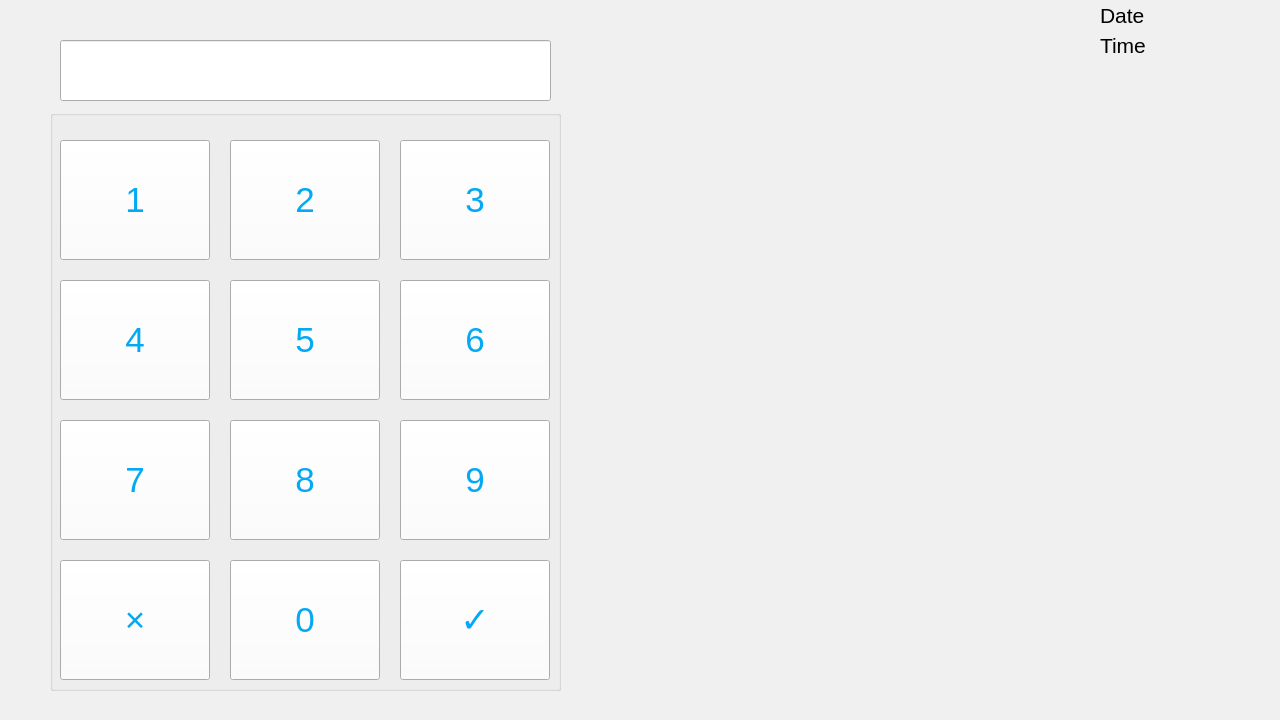
This is src/mainwindow.ui in pureartisan/mqtt-alarm-panel-ui as Qt 5 draws it before an edit. The edited form follows.
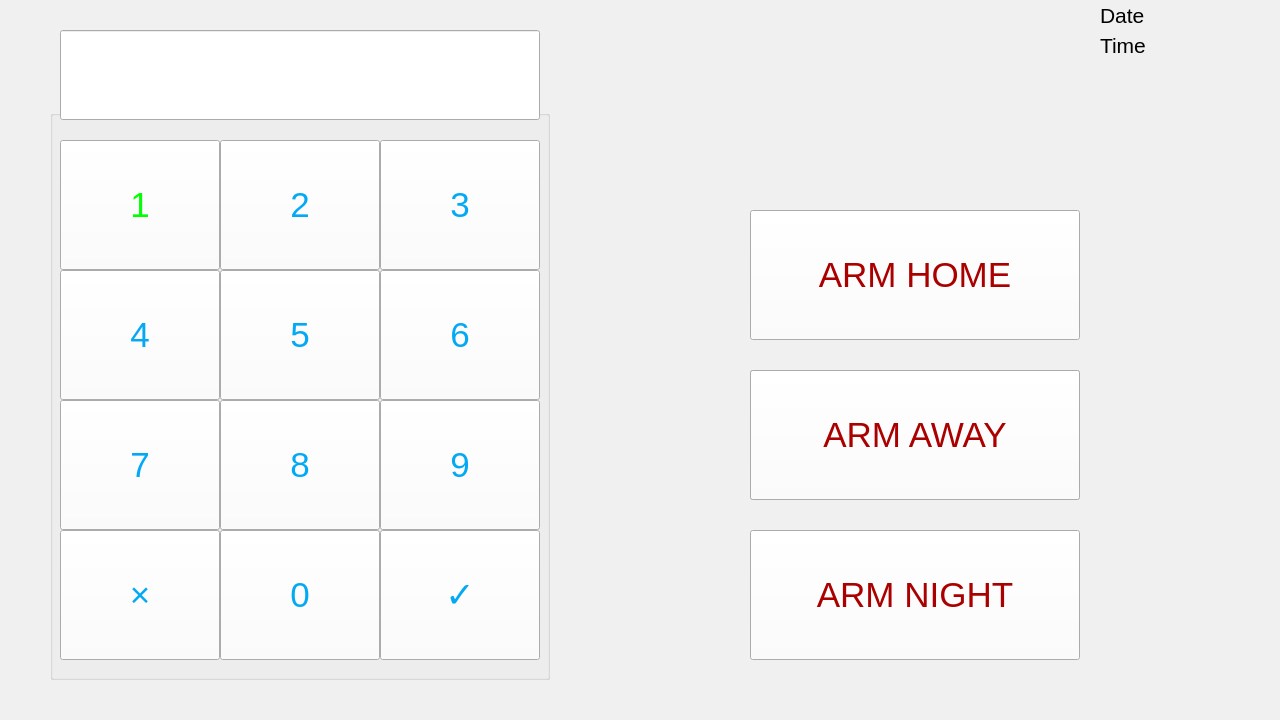
This is the edited form.

```diff
--- a/src/mainwindow.ui
+++ b/src/mainwindow.ui
@@ -281,8 +281,8 @@
      <rect>
       <x>50</x>
       <y>110</y>
-      <width>511</width>
-      <height>581</height>
+      <width>500</width>
+      <height>570</height>
      </rect>
     </property>
     <property name="title">
@@ -293,10 +293,47 @@
       <rect>
        <x>10</x>
        <y>30</y>
-       <width>150</width>
-       <height>120</height>
+       <width>160</width>
+       <height>130</height>
       </rect>
      </property>
+     <property name="palette">
+      <palette>
+       <active>
+        <colorrole role="ButtonText">
+         <brush brushstyle="SolidPattern">
+          <color alpha="255">
+           <red>0</red>
+           <green>255</green>
+           <blue>0</blue>
+          </color>
+         </brush>
+        </colorrole>
+       </active>
+       <inactive>
+        <colorrole role="ButtonText">
+         <brush brushstyle="SolidPattern">
+          <color alpha="255">
+           <red>0</red>
+           <green>255</green>
+           <blue>0</blue>
+          </color>
+         </brush>
+        </colorrole>
+       </inactive>
+       <disabled>
+        <colorrole role="ButtonText">
+         <brush brushstyle="SolidPattern">
+          <color alpha="255">
+           <red>120</red>
+           <green>120</green>
+           <blue>120</blue>
+          </color>
+         </brush>
+        </colorrole>
+       </disabled>
+      </palette>
+     </property>
      <property name="font">
       <font>
        <pointsize>26</pointsize>
@@ -312,10 +349,10 @@
     <widget class="QPushButton" name="btn_key_2">
      <property name="geometry">
       <rect>
-       <x>180</x>
+       <x>170</x>
        <y>30</y>
-       <width>150</width>
-       <height>120</height>
+       <width>160</width>
+       <height>130</height>
       </rect>
      </property>
      <property name="font">
@@ -333,10 +370,10 @@
     <widget class="QPushButton" name="btn_key_3">
      <property name="geometry">
       <rect>
-       <x>350</x>
+       <x>330</x>
        <y>30</y>
-       <width>150</width>
-       <height>120</height>
+       <width>160</width>
+       <height>130</height>
       </rect>
      </property>
      <property name="font">
@@ -355,9 +392,9 @@
      <property name="geometry">
       <rect>
        <x>10</x>
-       <y>170</y>
-       <width>150</width>
-       <height>120</height>
+       <y>160</y>
+       <width>160</width>
+       <height>130</height>
       </rect>
      </property>
      <property name="font">
@@ -375,10 +412,10 @@
     <widget class="QPushButton" name="btn_key_5">
      <property name="geometry">
       <rect>
-       <x>180</x>
-       <y>170</y>
-       <width>150</width>
-       <height>120</height>
+       <x>170</x>
+       <y>160</y>
+       <width>160</width>
+       <height>130</height>
       </rect>
      </property>
      <property name="font">
@@ -396,10 +433,10 @@
     <widget class="QPushButton" name="btn_key_6">
      <property name="geometry">
       <rect>
-       <x>350</x>
-       <y>170</y>
-       <width>150</width>
-       <height>120</height>
+       <x>330</x>
+       <y>160</y>
+       <width>160</width>
+       <height>130</height>
       </rect>
      </property>
      <property name="font">
@@ -418,9 +455,9 @@
      <property name="geometry">
       <rect>
        <x>10</x>
-       <y>310</y>
-       <width>150</width>
-       <height>120</height>
+       <y>290</y>
+       <width>160</width>
+       <height>130</height>
       </rect>
      </property>
      <property name="font">
@@ -438,10 +475,10 @@
     <widget class="QPushButton" name="btn_key_8">
      <property name="geometry">
       <rect>
-       <x>180</x>
-       <y>310</y>
-       <width>150</width>
-       <height>120</height>
+       <x>170</x>
+       <y>290</y>
+       <width>160</width>
+       <height>130</height>
       </rect>
      </property>
      <property name="font">
@@ -459,10 +496,10 @@
     <widget class="QPushButton" name="btn_key_9">
      <property name="geometry">
       <rect>
-       <x>350</x>
-       <y>310</y>
-       <width>150</width>
-       <height>120</height>
+       <x>330</x>
+       <y>290</y>
+       <width>160</width>
+       <height>130</height>
       </rect>
      </property>
      <property name="font">
@@ -480,10 +517,10 @@
     <widget class="QPushButton" name="btn_key_0">
      <property name="geometry">
       <rect>
-       <x>180</x>
-       <y>450</y>
-       <width>150</width>
-       <height>120</height>
+       <x>170</x>
+       <y>420</y>
+       <width>160</width>
+       <height>130</height>
       </rect>
      </property>
      <property name="font">
@@ -502,9 +539,9 @@
      <property name="geometry">
       <rect>
        <x>10</x>
-       <y>450</y>
-       <width>150</width>
-       <height>120</height>
+       <y>420</y>
+       <width>160</width>
+       <height>130</height>
       </rect>
      </property>
      <property name="font">
@@ -522,10 +559,10 @@
     <widget class="QPushButton" name="btn_key_hash">
      <property name="geometry">
       <rect>
-       <x>350</x>
-       <y>450</y>
-       <width>150</width>
-       <height>120</height>
+       <x>330</x>
+       <y>420</y>
+       <width>160</width>
+       <height>130</height>
       </rect>
      </property>
      <property name="font">
@@ -584,9 +621,9 @@
     <property name="geometry">
      <rect>
       <x>60</x>
-      <y>40</y>
-      <width>491</width>
-      <height>61</height>
+      <y>30</y>
+      <width>480</width>
+      <height>90</height>
      </rect>
     </property>
     <property name="palette">
@@ -647,6 +684,349 @@
      <set>Qt::AlignCenter</set>
     </property>
    </widget>
+   <widget class="QPushButton" name="btn_disarm">
+    <property name="geometry">
+     <rect>
+      <x>750</x>
+      <y>370</y>
+      <width>330</width>
+      <height>130</height>
+     </rect>
+    </property>
+    <property name="palette">
+     <palette>
+      <active>
+       <colorrole role="ButtonText">
+        <brush brushstyle="SolidPattern">
+         <color alpha="255">
+          <red>13</red>
+          <green>160</green>
+          <blue>53</blue>
+         </color>
+        </brush>
+       </colorrole>
+       <colorrole role="Highlight">
+        <brush brushstyle="SolidPattern">
+         <color alpha="255">
+          <red>13</red>
+          <green>160</green>
+          <blue>53</blue>
+         </color>
+        </brush>
+       </colorrole>
+      </active>
+      <inactive>
+       <colorrole role="ButtonText">
+        <brush brushstyle="SolidPattern">
+         <color alpha="255">
+          <red>13</red>
+          <green>160</green>
+          <blue>53</blue>
+         </color>
+        </brush>
+       </colorrole>
+       <colorrole role="Highlight">
+        <brush brushstyle="SolidPattern">
+         <color alpha="255">
+          <red>13</red>
+          <green>160</green>
+          <blue>53</blue>
+         </color>
+        </brush>
+       </colorrole>
+      </inactive>
+      <disabled>
+       <colorrole role="ButtonText">
+        <brush brushstyle="SolidPattern">
+         <color alpha="255">
+          <red>120</red>
+          <green>120</green>
+          <blue>120</blue>
+         </color>
+        </brush>
+       </colorrole>
+       <colorrole role="Highlight">
+        <brush brushstyle="SolidPattern">
+         <color alpha="255">
+          <red>51</red>
+          <green>153</green>
+          <blue>255</blue>
+         </color>
+        </brush>
+       </colorrole>
+      </disabled>
+     </palette>
+    </property>
+    <property name="font">
+     <font>
+      <pointsize>26</pointsize>
+     </font>
+    </property>
+    <property name="focusPolicy">
+     <enum>Qt::NoFocus</enum>
+    </property>
+    <property name="text">
+     <string>DISARM</string>
+    </property>
+    <property name="flat">
+     <bool>false</bool>
+    </property>
+   </widget>
+   <widget class="QPushButton" name="btn_arm_home">
+    <property name="geometry">
+     <rect>
+      <x>750</x>
+      <y>210</y>
+      <width>330</width>
+      <height>130</height>
+     </rect>
+    </property>
+    <property name="palette">
+     <palette>
+      <active>
+       <colorrole role="ButtonText">
+        <brush brushstyle="SolidPattern">
+         <color alpha="255">
+          <red>170</red>
+          <green>0</green>
+          <blue>0</blue>
+         </color>
+        </brush>
+       </colorrole>
+       <colorrole role="Highlight">
+        <brush brushstyle="SolidPattern">
+         <color alpha="255">
+          <red>170</red>
+          <green>0</green>
+          <blue>0</blue>
+         </color>
+        </brush>
+       </colorrole>
+      </active>
+      <inactive>
+       <colorrole role="ButtonText">
+        <brush brushstyle="SolidPattern">
+         <color alpha="255">
+          <red>170</red>
+          <green>0</green>
+          <blue>0</blue>
+         </color>
+        </brush>
+       </colorrole>
+       <colorrole role="Highlight">
+        <brush brushstyle="SolidPattern">
+         <color alpha="255">
+          <red>170</red>
+          <green>0</green>
+          <blue>0</blue>
+         </color>
+        </brush>
+       </colorrole>
+      </inactive>
+      <disabled>
+       <colorrole role="ButtonText">
+        <brush brushstyle="SolidPattern">
+         <color alpha="255">
+          <red>120</red>
+          <green>120</green>
+          <blue>120</blue>
+         </color>
+        </brush>
+       </colorrole>
+       <colorrole role="Highlight">
+        <brush brushstyle="SolidPattern">
+         <color alpha="255">
+          <red>51</red>
+          <green>153</green>
+          <blue>255</blue>
+         </color>
+        </brush>
+       </colorrole>
+      </disabled>
+     </palette>
+    </property>
+    <property name="font">
+     <font>
+      <pointsize>26</pointsize>
+     </font>
+    </property>
+    <property name="focusPolicy">
+     <enum>Qt::NoFocus</enum>
+    </property>
+    <property name="text">
+     <string>ARM HOME</string>
+    </property>
+   </widget>
+   <widget class="QPushButton" name="btn_arm_away">
+    <property name="geometry">
+     <rect>
+      <x>750</x>
+      <y>370</y>
+      <width>330</width>
+      <height>130</height>
+     </rect>
+    </property>
+    <property name="palette">
+     <palette>
+      <active>
+       <colorrole role="ButtonText">
+        <brush brushstyle="SolidPattern">
+         <color alpha="255">
+          <red>170</red>
+          <green>0</green>
+          <blue>0</blue>
+         </color>
+        </brush>
+       </colorrole>
+       <colorrole role="Highlight">
+        <brush brushstyle="SolidPattern">
+         <color alpha="255">
+          <red>170</red>
+          <green>0</green>
+          <blue>0</blue>
+         </color>
+        </brush>
+       </colorrole>
+      </active>
+      <inactive>
+       <colorrole role="ButtonText">
+        <brush brushstyle="SolidPattern">
+         <color alpha="255">
+          <red>170</red>
+          <green>0</green>
+          <blue>0</blue>
+         </color>
+        </brush>
+       </colorrole>
+       <colorrole role="Highlight">
+        <brush brushstyle="SolidPattern">
+         <color alpha="255">
+          <red>170</red>
+          <green>0</green>
+          <blue>0</blue>
+         </color>
+        </brush>
+       </colorrole>
+      </inactive>
+      <disabled>
+       <colorrole role="ButtonText">
+        <brush brushstyle="SolidPattern">
+         <color alpha="255">
+          <red>120</red>
+          <green>120</green>
+          <blue>120</blue>
+         </color>
+        </brush>
+       </colorrole>
+       <colorrole role="Highlight">
+        <brush brushstyle="SolidPattern">
+         <color alpha="255">
+          <red>51</red>
+          <green>153</green>
+          <blue>255</blue>
+         </color>
+        </brush>
+       </colorrole>
+      </disabled>
+     </palette>
+    </property>
+    <property name="font">
+     <font>
+      <pointsize>26</pointsize>
+     </font>
+    </property>
+    <property name="focusPolicy">
+     <enum>Qt::NoFocus</enum>
+    </property>
+    <property name="text">
+     <string>ARM AWAY</string>
+    </property>
+   </widget>
+   <widget class="QPushButton" name="btn_arm_night">
+    <property name="geometry">
+     <rect>
+      <x>750</x>
+      <y>530</y>
+      <width>330</width>
+      <height>130</height>
+     </rect>
+    </property>
+    <property name="palette">
+     <palette>
+      <active>
+       <colorrole role="ButtonText">
+        <brush brushstyle="SolidPattern">
+         <color alpha="255">
+          <red>170</red>
+          <green>0</green>
+          <blue>0</blue>
+         </color>
+        </brush>
+       </colorrole>
+       <colorrole role="Highlight">
+        <brush brushstyle="SolidPattern">
+         <color alpha="255">
+          <red>170</red>
+          <green>0</green>
+          <blue>0</blue>
+         </color>
+        </brush>
+       </colorrole>
+      </active>
+      <inactive>
+       <colorrole role="ButtonText">
+        <brush brushstyle="SolidPattern">
+         <color alpha="255">
+          <red>170</red>
+          <green>0</green>
+          <blue>0</blue>
+         </color>
+        </brush>
+       </colorrole>
+       <colorrole role="Highlight">
+        <brush brushstyle="SolidPattern">
+         <color alpha="255">
+          <red>170</red>
+          <green>0</green>
+          <blue>0</blue>
+         </color>
+        </brush>
+       </colorrole>
+      </inactive>
+      <disabled>
+       <colorrole role="ButtonText">
+        <brush brushstyle="SolidPattern">
+         <color alpha="255">
+          <red>120</red>
+          <green>120</green>
+          <blue>120</blue>
+         </color>
+        </brush>
+       </colorrole>
+       <colorrole role="Highlight">
+        <brush brushstyle="SolidPattern">
+         <color alpha="255">
+          <red>51</red>
+          <green>153</green>
+          <blue>255</blue>
+         </color>
+        </brush>
+       </colorrole>
+      </disabled>
+     </palette>
+    </property>
+    <property name="font">
+     <font>
+      <pointsize>26</pointsize>
+     </font>
+    </property>
+    <property name="focusPolicy">
+     <enum>Qt::NoFocus</enum>
+    </property>
+    <property name="text">
+     <string>ARM NIGHT</string>
+    </property>
+   </widget>
   </widget>
  </widget>
  <resources/>
```
